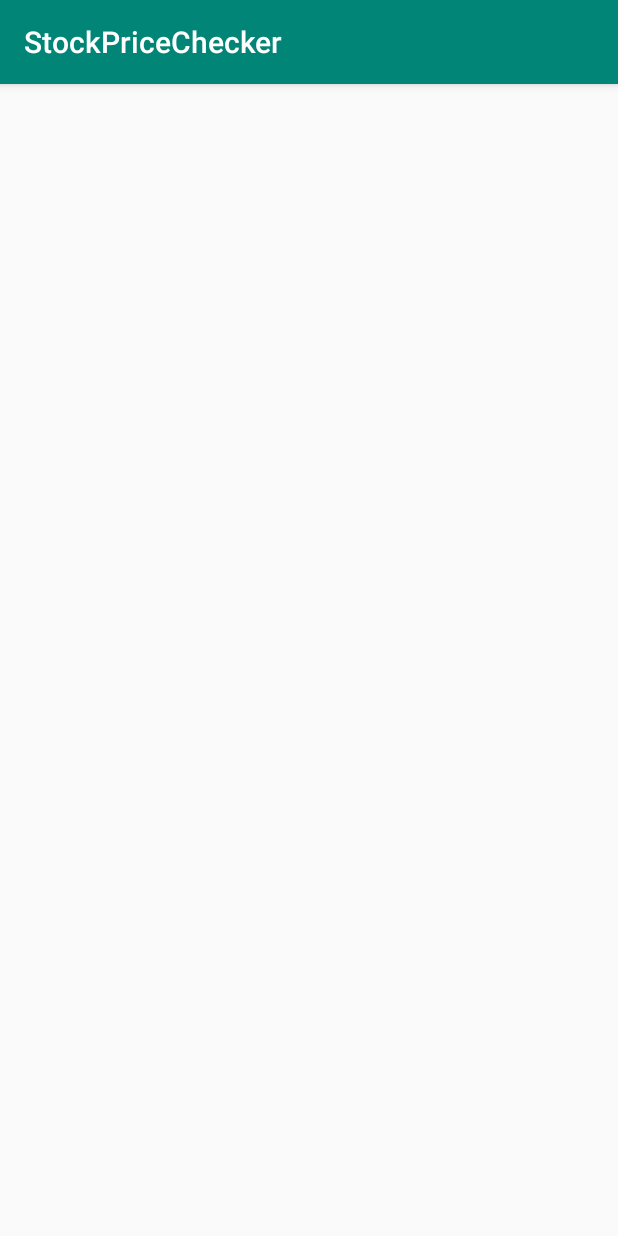
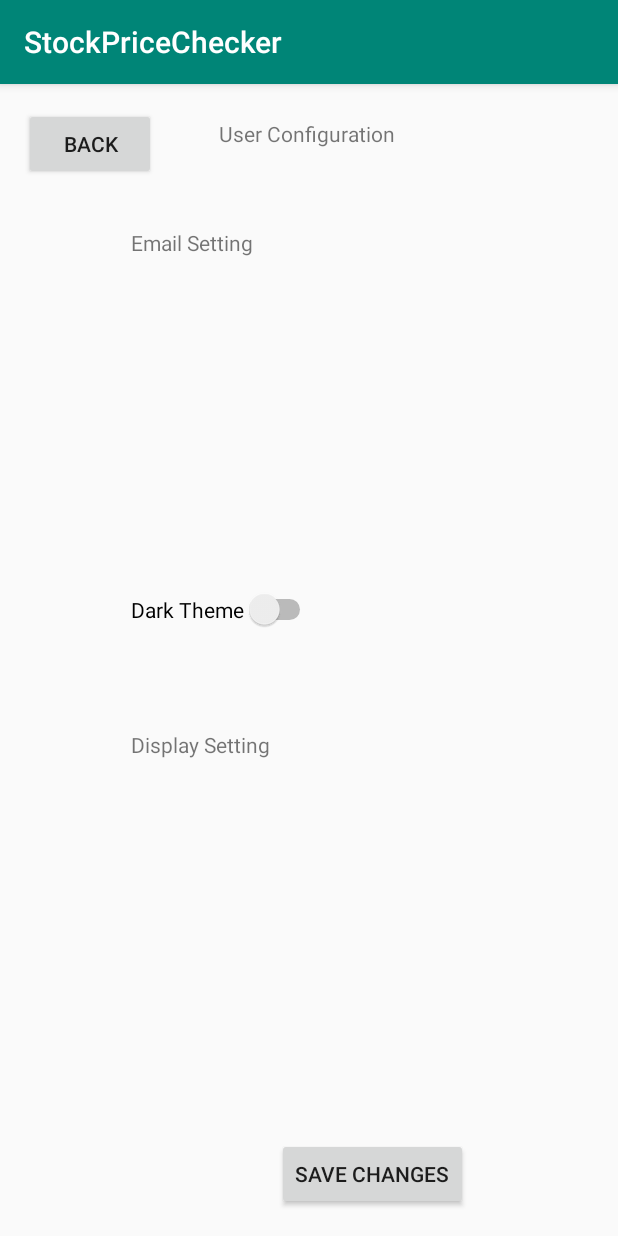
Before and after one commit to adazhu365/Stock-Price-Checker, an Android app: the screen it shows after launch (SettingActivity), after a tap on an icon or button, on a phone screen of 412 x 824 dp. Run offline under Robolectric (Android 15) with nearby library versions, the phone set to English and light mode, and no system bars.

```diff
--- a/app/src/main/java/edu/sitengvirginia/stockpricechecker/MainActivity.java
+++ b/app/src/main/java/edu/sitengvirginia/stockpricechecker/MainActivity.java
@@ -17,6 +17,11 @@ import android.widget.TextView;
 
 
 import java.util.ArrayList;
+import java.util.Map;
+
+import retrofit2.Call;
+import retrofit2.Callback;
+import retrofit2.Response;
 
 public class MainActivity extends AppCompatActivity{
 
@@ -43,14 +48,32 @@ public class MainActivity extends AppCompatActivity{
             Serializable mylist = savedInstanceState.getSerializable("key");
             myList = (ArrayList<StockItem>) mylist;
         }
+        stockName = findViewById(R.id.nameinput);
+
 
         myButton = findViewById(R.id.button);
         myButton.setText("Detailed Info");
+
+
+        myButton.setOnClickListener(new View.OnClickListener() {
+            @Override
+            public void onClick(View view) {
+
+                String company = stockName.getText().toString();
+
+                Intent add_intent = new Intent(MainActivity.this, API.class);
+
+
+                add_intent.putExtra("NAME", company);
+
+                startActivity(add_intent);
+
+            }
+        });
         myaddButton = findViewById(R.id.addbutton);
         myaddButton.setText("Add Stock to Favorite");
         myfavorite = findViewById(R.id.favorite);
         myfavorite.setText("Favorite");
-        stockName = findViewById(R.id.nameinput);
 
         settingButton = findViewById(R.id.settingbutton);
         settingButton.setOnClickListener(new View.OnClickListener() {
@@ -68,6 +91,7 @@ public class MainActivity extends AppCompatActivity{
         rvItems.setLayoutManager(new LinearLayoutManager(this));
         adapter.notifyDataSetChanged();
     }
+
     @Override
     protected void onActivityResult(int requestCode, int resultCode, Intent data) {
         // Check which request we're responding to
--- a/app/src/main/java/edu/sitengvirginia/stockpricechecker/SettingActivity.java
+++ b/app/src/main/java/edu/sitengvirginia/stockpricechecker/SettingActivity.java
@@ -1,13 +1,34 @@
 package edu.sitengvirginia.stockpricechecker;
 
+import android.content.Intent;
 import android.os.Bundle;
 import android.support.v7.app.AppCompatActivity;
+import android.util.Log;
+import android.view.View;
+import android.widget.Button;
 
 public class SettingActivity extends AppCompatActivity {
+
+    private Button myButton;
+
 
     @Override
     protected void onCreate(Bundle savedInstanceState) {
         super.onCreate(savedInstanceState);
         setContentView(R.layout.setting);
-    }
+
+
+        myButton = findViewById(R.id.button5);
+
+        myButton.setOnClickListener(new View.OnClickListener() {
+            @Override
+            public void onClick(View view) {
+
+                Intent add_intent = new Intent(SettingActivity.this, MainActivity.class);
+
+                startActivity(add_intent);
+
+            }
+        });
 }
+}
--- a/app/src/main/java/edu/sitengvirginia/stockpricechecker/StockItem.java
+++ b/app/src/main/java/edu/sitengvirginia/stockpricechecker/StockItem.java
@@ -13,11 +13,12 @@ public class StockItem implements Serializable{
     private String mtodayhigh;
     private boolean mchecked;
 
-    private StockItem(String name, String currentprice, String todaylow, String todayhigh, boolean checked) {
+
+    private StockItem(String name, String currentprice, String low, String high, boolean checked) {
         mname = name;
         mcurrentprice = currentprice;
-        mtodayhigh = todayhigh;
-        mtodaylow = todaylow;
+        mtodayhigh = high;
+        mtodaylow = low;
         mchecked = checked;
     }
 
@@ -26,18 +27,35 @@ public class StockItem implements Serializable{
         return b;
     }
 
+
     public String getMname() {
         return mname;
     }
+    public void setMname(String mname) {
+        this.mname = mname;
+    }
+
     public String getMcurrentprice() {
         return mcurrentprice;
     }
+    public void setMcurrentprice(String mcurrentprice) {
+        this.mcurrentprice = mcurrentprice;
+    }
+
     public String getMtodaylow() {
         return mtodaylow;
     }
+    public void setMtodaylow(String mtodaylow) {
+        this.mtodaylow = mtodaylow;
+    }
+
     public String getMtodayhigh() {
         return mtodayhigh;
     }
+    public void setMtodayhigh(String mtodayhigh) {
+        this.mtodayhigh = mtodayhigh;
+    }
+
     public void setMchecked(boolean val){this.mchecked=val; }
 
     public boolean getMchecked() {
--- a/app/src/main/res/layout/activity_main.xml
+++ b/app/src/main/res/layout/activity_main.xml
@@ -34,9 +34,8 @@
         android:layout_width="wrap_content"
         android:layout_height="wrap_content"
 
-        android:layout_marginBottom="108dp"
 
-
+        android:layout_marginStart="6dp"
         app:layout_constraintEnd_toEndOf="parent"
         app:layout_constraintHorizontal_bias="0.503"
         app:layout_constraintStart_toStartOf="parent"
--- a/app/src/main/res/layout/setting.xml
+++ b/app/src/main/res/layout/setting.xml
@@ -1,8 +1,99 @@
 <?xml version="1.0" encoding="utf-8"?>
-<android.support.constraint.ConstraintLayout
-    xmlns:android="http://schemas.android.com/apk/res/android" android:layout_width="match_parent"
+<android.support.constraint.ConstraintLayout xmlns:android="http://schemas.android.com/apk/res/android"
     xmlns:app="http://schemas.android.com/apk/res-auto"
     xmlns:tools="http://schemas.android.com/tools"
+    android:layout_width="match_parent"
     android:layout_height="match_parent"
-    tools:context=".introActivity">
+    tools:context=".introActivity"
+    tools:layout_editor_absoluteY="81dp">
+
+    <Button
+        android:id="@+id/button5"
+        android:layout_width="wrap_content"
+        android:layout_height="wrap_content"
+        android:layout_marginStart="16dp"
+        android:layout_marginTop="16dp"
+        android:layout_marginEnd="42dp"
+        android:layout_marginBottom="32dp"
+        android:text="Back"
+        app:layout_constraintBottom_toTopOf="@+id/textView4"
+        app:layout_constraintEnd_toStartOf="@+id/textView3"
+        app:layout_constraintStart_toStartOf="parent"
+        app:layout_constraintTop_toTopOf="parent" />
+
+    <TextView
+        android:id="@+id/textView3"
+        android:layout_width="0dp"
+        android:layout_height="0dp"
+        android:layout_marginTop="23dp"
+        android:layout_marginEnd="122dp"
+        android:layout_marginBottom="382dp"
+        android:text="User Configuration"
+        app:layout_constraintBottom_toTopOf="@+id/button6"
+        app:layout_constraintEnd_toEndOf="parent"
+        app:layout_constraintStart_toEndOf="@+id/button5"
+        app:layout_constraintTop_toTopOf="parent" />
+
+    <TextView
+        android:id="@+id/textView4"
+        android:layout_width="wrap_content"
+        android:layout_height="wrap_content"
+        android:layout_marginStart="71dp"
+        android:layout_marginBottom="15dp"
+        android:text="Email Setting"
+        app:layout_constraintBottom_toTopOf="@+id/recyclerView"
+        app:layout_constraintStart_toStartOf="@+id/button5"
+        app:layout_constraintTop_toBottomOf="@+id/button5" />
+
+    <android.support.v7.widget.RecyclerView
+        android:id="@+id/recyclerView"
+        android:layout_width="60dp"
+        android:layout_height="0dp"
+        android:layout_marginBottom="25dp"
+        app:layout_constraintBottom_toTopOf="@+id/switch1"
+        app:layout_constraintStart_toStartOf="@+id/textView4"
+        app:layout_constraintTop_toBottomOf="@+id/textView4" />
+
+    <Switch
+        android:id="@+id/switch1"
+        android:layout_width="wrap_content"
+        android:layout_height="0dp"
+        android:layout_marginBottom="15dp"
+        android:text="Dark Theme"
+        app:layout_constraintBottom_toTopOf="@+id/textView17"
+        app:layout_constraintStart_toStartOf="@+id/recyclerView"
+        app:layout_constraintTop_toBottomOf="@+id/recyclerView" />
+
+    <TextView
+        android:id="@+id/textView17"
+        android:layout_width="wrap_content"
+        android:layout_height="0dp"
+        android:layout_marginBottom="11dp"
+        android:text="Display Setting"
+        app:layout_constraintBottom_toTopOf="@+id/recyclerView2"
+        app:layout_constraintStart_toStartOf="@+id/switch1"
+        app:layout_constraintTop_toBottomOf="@+id/switch1" />
+
+    <android.support.v7.widget.RecyclerView
+        android:id="@+id/recyclerView2"
+        android:layout_width="0dp"
+        android:layout_height="0dp"
+        android:layout_marginEnd="16dp"
+        android:layout_marginBottom="67dp"
+        app:layout_constraintBottom_toBottomOf="parent"
+        app:layout_constraintEnd_toStartOf="@+id/button6"
+        app:layout_constraintStart_toStartOf="@+id/textView17"
+        app:layout_constraintTop_toBottomOf="@+id/textView17" />
+
+    <Button
+        android:id="@+id/button6"
+        android:layout_width="wrap_content"
+        android:layout_height="wrap_content"
+        android:layout_marginEnd="100dp"
+        android:layout_marginBottom="17dp"
+        android:text="Save Changes"
+        app:layout_constraintBottom_toBottomOf="parent"
+        app:layout_constraintEnd_toEndOf="parent"
+        app:layout_constraintTop_toBottomOf="@+id/textView3" />
+
 </android.support.constraint.ConstraintLayout>
```
Also changed, not shown: app/build.gradle (+8 -0 lines), app/src/main/AndroidManifest.xml (+10 -0 lines), app/src/main/res/layout/intro_layout.xml (+21 -21 lines).
